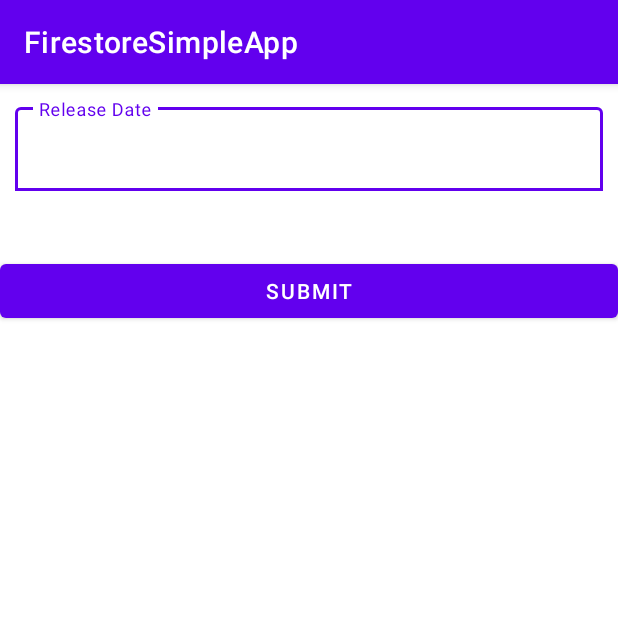
After one commit to praditame/AndroidFirestoreSimpleApp-, an Android app: the InputActivity screen opened directly, with no data from a screen before it, on a phone screen of 412 x 824 dp, the top half of it. The commit adds this screen. Run offline under Robolectric (Android 15) with nearby library versions, the phone set to English and light mode, and no system bars.

Commit message:
add input activity & layout

```diff
--- a/app/build.gradle
+++ b/app/build.gradle
@@ -1,5 +1,6 @@
 plugins {
     id 'com.android.application'
+    id 'com.google.gms.google-services'
 }
 
 android {
@@ -32,6 +33,9 @@ dependencies {
     implementation 'androidx.appcompat:appcompat:1.4.2'
     implementation 'com.google.android.material:material:1.6.1'
     implementation 'androidx.constraintlayout:constraintlayout:2.1.4'
+    implementation "androidx.recyclerview:recyclerview:1.2.1"
+    implementation platform('com.google.firebase:firebase-bom:30.1.0')
+    implementation 'com.google.firebase:firebase-firestore:24.1.2'
     testImplementation 'junit:junit:4.13.2'
     androidTestImplementation 'androidx.test.ext:junit:1.1.3'
     androidTestImplementation 'androidx.test.espresso:espresso-core:3.4.0'
--- a/app/src/main/AndroidManifest.xml
+++ b/app/src/main/AndroidManifest.xml
@@ -14,6 +14,9 @@
         android:theme="@style/Theme.FirestoreSimpleApp"
         tools:targetApi="31">
         <activity
+            android:name=".InputActivity"
+            android:exported="false" />
+        <activity
             android:name=".MainActivity"
             android:exported="true">
             <intent-filter>
--- /dev/null
+++ b/app/src/main/java/com/example/firestoresimpleapp/InputActivity.java
@@ -0,0 +1,14 @@
+package com.example.firestoresimpleapp;
+
+import androidx.appcompat.app.AppCompatActivity;
+
+import android.os.Bundle;
+
+public class InputActivity extends AppCompatActivity {
+
+    @Override
+    protected void onCreate(Bundle savedInstanceState) {
+        super.onCreate(savedInstanceState);
+        setContentView(R.layout.activity_input);
+    }
+}
--- /dev/null
+++ b/app/src/main/res/layout/activity_input.xml
@@ -0,0 +1,38 @@
+<?xml version="1.0" encoding="utf-8"?>
+<androidx.constraintlayout.widget.ConstraintLayout xmlns:android="http://schemas.android.com/apk/res/android"
+    xmlns:app="http://schemas.android.com/apk/res-auto"
+    xmlns:tools="http://schemas.android.com/tools"
+    android:layout_width="match_parent"
+    android:layout_height="match_parent"
+    tools:context=".InputActivity">
+
+    <com.google.android.material.textfield.TextInputLayout
+        android:id="@+id/textDeskripsi"
+        android:layout_width="match_parent"
+        android:layout_height="wrap_content"
+        android:layout_margin="10dp"
+        app:boxBackgroundColor="@color/white"
+        app:boxBackgroundMode="outline"
+        app:layout_constraintEnd_toEndOf="parent"
+        app:layout_constraintStart_toStartOf="parent"
+        app:layout_constraintTop_toTopOf="parent">
+
+        <com.google.android.material.textfield.TextInputEditText
+            android:layout_width="match_parent"
+            android:layout_height="wrap_content"
+            android:hint="@string/release_date"
+            android:inputType="text" />
+
+    </com.google.android.material.textfield.TextInputLayout>
+
+    <Button
+        android:layout_width="match_parent"
+        android:layout_height="wrap_content"
+        android:layout_marginTop="104dp"
+        android:text="@string/submit"
+        app:layout_constraintEnd_toEndOf="parent"
+        app:layout_constraintStart_toStartOf="parent"
+        app:layout_constraintTop_toTopOf="@+id/textDeskripsi" />
+
+
+</androidx.constraintlayout.widget.ConstraintLayout>
--- a/app/src/main/res/values-night/themes.xml
+++ b/app/src/main/res/values-night/themes.xml
@@ -1,4 +1,4 @@
-<resources xmlns:tools="http://schemas.android.com/tools">
+<resources>
     <!-- Base application theme. -->
     <style name="Theme.FirestoreSimpleApp" parent="Theme.MaterialComponents.DayNight.DarkActionBar">
         <!-- Primary brand color. -->
@@ -9,8 +9,9 @@
         <item name="colorSecondary">@color/teal_200</item>
         <item name="colorSecondaryVariant">@color/teal_200</item>
         <item name="colorOnSecondary">@color/black</item>
+
         <!-- Status bar color. -->
-        <item name="android:statusBarColor" tools:targetApi="l">?attr/colorPrimaryVariant</item>
+        <item name="android:statusBarColor">?attr/colorPrimaryVariant</item>
         <!-- Customize your theme here. -->
     </style>
 </resources>
--- a/app/src/main/res/values/strings.xml
+++ b/app/src/main/res/values/strings.xml
@@ -1,3 +1,6 @@
 <resources>
     <string name="app_name">FirestoreSimpleApp</string>
+    <string name="fab_content_desc">fab</string>
+    <string name="release_date">Release Date</string>
+    <string name="submit">SUBMIT</string>
 </resources>
--- a/app/src/main/res/values/themes.xml
+++ b/app/src/main/res/values/themes.xml
@@ -1,4 +1,4 @@
-<resources xmlns:tools="http://schemas.android.com/tools">
+<resources>
     <!-- Base application theme. -->
     <style name="Theme.FirestoreSimpleApp" parent="Theme.MaterialComponents.DayNight.DarkActionBar">
         <!-- Primary brand color. -->
@@ -9,8 +9,9 @@
         <item name="colorSecondary">@color/teal_200</item>
         <item name="colorSecondaryVariant">@color/teal_700</item>
         <item name="colorOnSecondary">@color/black</item>
+
         <!-- Status bar color. -->
-        <item name="android:statusBarColor" tools:targetApi="l">?attr/colorPrimaryVariant</item>
+        <item name="android:statusBarColor">?attr/colorPrimaryVariant</item>
         <!-- Customize your theme here. -->
     </style>
 </resources>
--- a/build.gradle
+++ b/build.gradle
@@ -1,4 +1,8 @@
-// Top-level build file where you can add configuration options common to all sub-projects/modules.
+buildscript {
+    dependencies {
+        classpath 'com.google.gms:google-services:4.3.10'
+    }
+}// Top-level build file where you can add configuration options common to all sub-projects/modules.
 plugins {
     id 'com.android.application' version '7.2.1' apply false
     id 'com.android.library' version '7.2.1' apply false
```
Also changed, not shown: app/src/main/java/com/example/firestoresimpleapp/MainActivity.java (+8 -0 lines), app/src/main/res/layout/activity_main.xml (+14 -4 lines).
